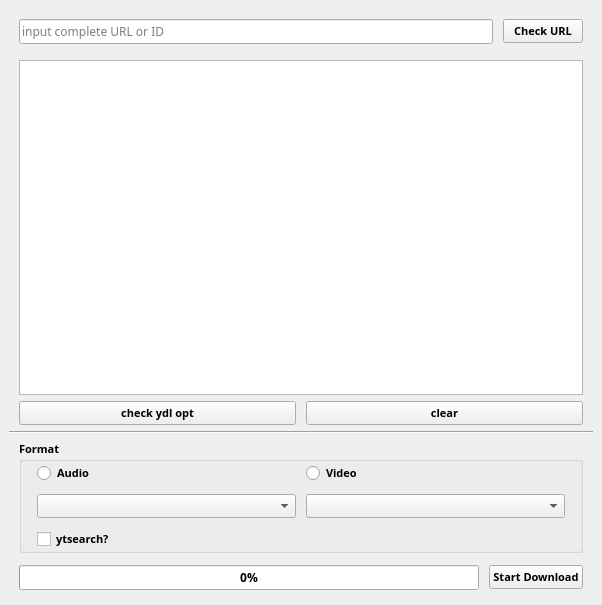
This is ui/main_v2.ui in 3636382e35/ytdlp-gui as Qt 5 draws it before an edit. The edited form follows.
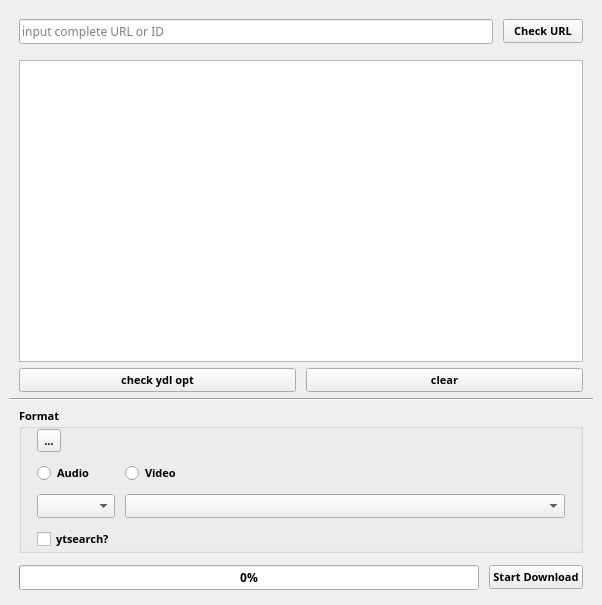
This is the edited form.

The edit to the form file:
```diff
--- a/ui/main_v2.ui
+++ b/ui/main_v2.ui
@@ -26,6 +26,9 @@
   <property name="windowTitle">
    <string>MainWindow</string>
   </property>
+  <property name="styleSheet">
+   <string notr="true"/>
+  </property>
   <widget class="QWidget" name="centralwidget">
    <layout class="QVBoxLayout" name="verticalLayout_2">
     <item>
@@ -197,7 +200,7 @@
          <property name="spacing">
           <number>10</number>
          </property>
-         <item row="1" column="0">
+         <item row="2" column="0">
           <widget class="QRadioButton" name="format_audio_Rbtn">
            <property name="font">
             <font>
@@ -212,14 +215,14 @@
            </property>
           </widget>
          </item>
-         <item row="3" column="0">
+         <item row="4" column="0">
           <widget class="QCheckBox" name="yt_search_chkbx">
            <property name="text">
             <string>ytsearch?</string>
            </property>
           </widget>
          </item>
-         <item row="1" column="1">
+         <item row="2" column="1">
           <widget class="QRadioButton" name="format_video_Rbtn">
            <property name="font">
             <font>
@@ -234,12 +237,19 @@
            </property>
           </widget>
          </item>
-         <item row="2" column="1">
+         <item row="3" column="1">
           <widget class="QComboBox" name="comboBox_3"/>
          </item>
-         <item row="2" column="0">
+         <item row="3" column="0">
           <widget class="QComboBox" name="comboBox_2"/>
          </item>
+         <item row="1" column="0">
+          <widget class="QToolButton" name="toolButton">
+           <property name="text">
+            <string>...</string>
+           </property>
+          </widget>
+         </item>
         </layout>
        </widget>
       </item>
```
